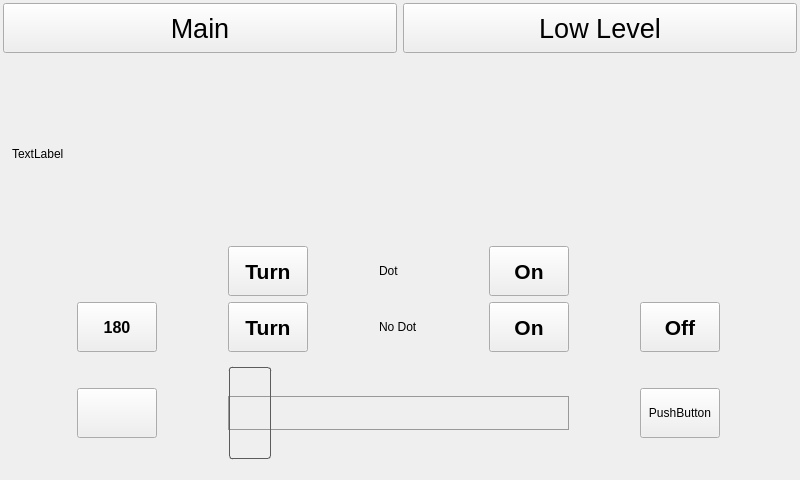
cilo72/raspi_turntable, file src/mainwindow.ui: the form before one commit.
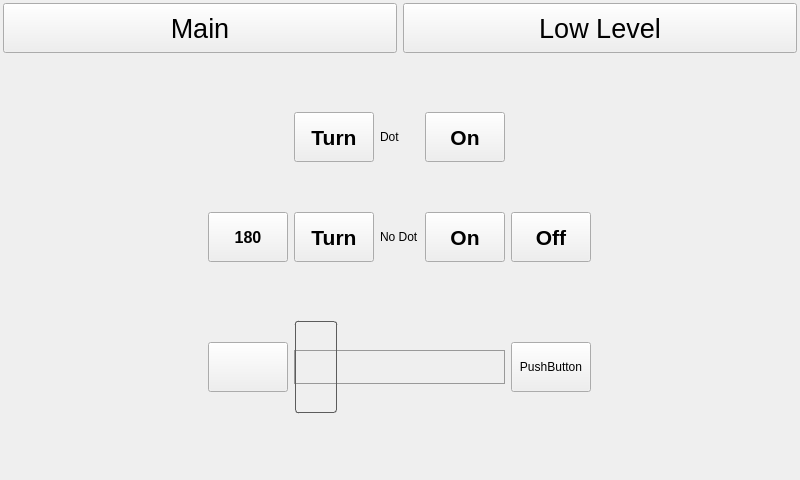
The form after the commit. Icons and pictures are not drawn.

Diff of the .ui file:
```diff
--- a/src/mainwindow.ui
+++ b/src/mainwindow.ui
@@ -91,17 +91,10 @@
        <number>0</number>
       </property>
       <widget class="QWidget" name="pageMain">
-       <layout class="QVBoxLayout" name="verticalLayout_12">
+       <layout class="QHBoxLayout" name="horizontalLayout_2">
         <item>
          <layout class="QHBoxLayout" name="horizontalLayoutDisplay"/>
         </item>
-        <item>
-         <widget class="QLabel" name="label">
-          <property name="text">
-           <string>TextLabel</string>
-          </property>
-         </widget>
-        </item>
         <item>
          <layout class="QGridLayout" name="gridLayout_2">
           <item row="1" column="3">
```
